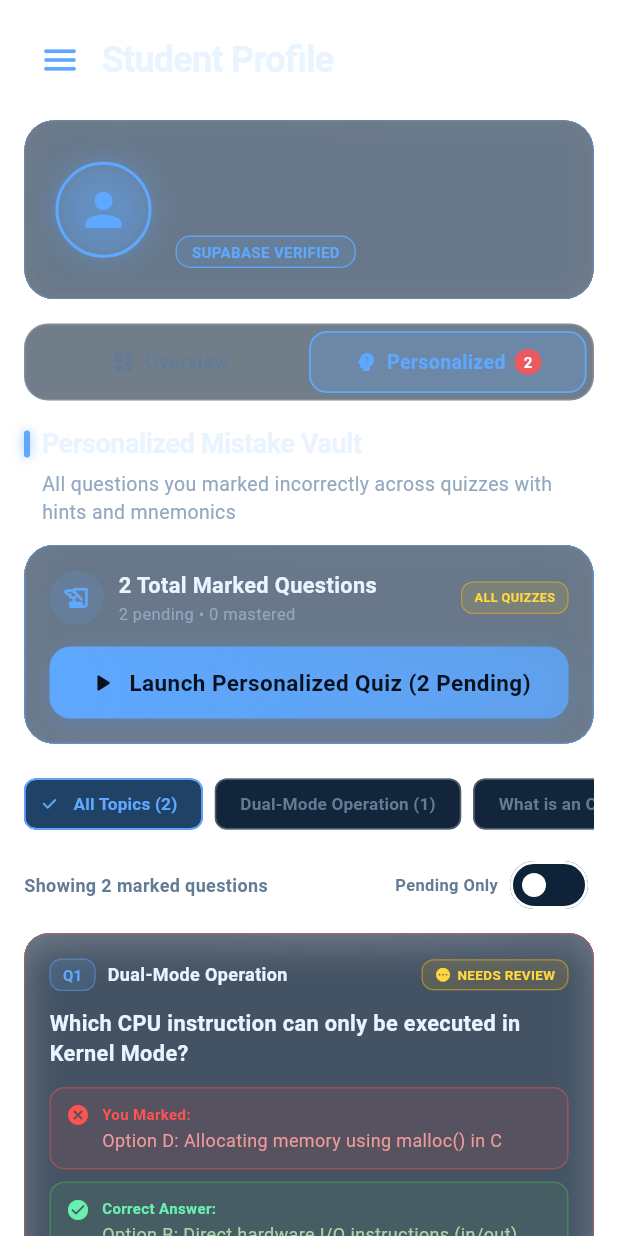
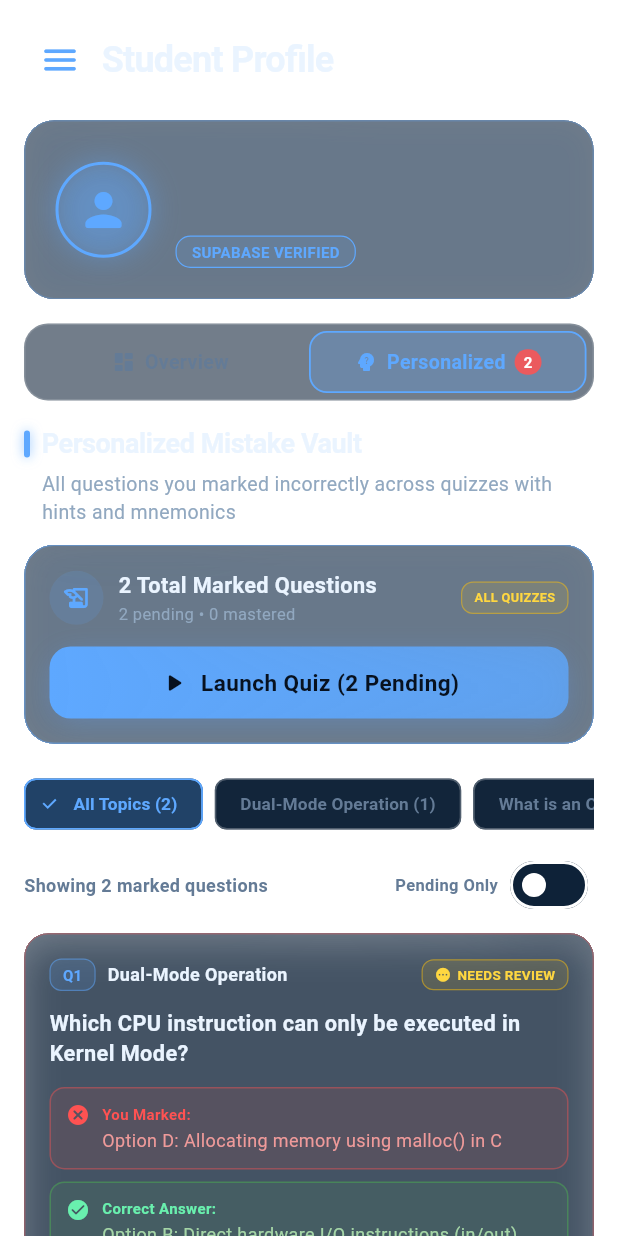
Before and after one commit to YASHAS1601/os-learning-platform, a Flutter app: the ProfileScreen screen opened directly, after a tap on "Personalized", after a tap on "Populate 2 Sample Mistakes to Test", on a phone screen of 412 x 824 dp. Run offline on Flutter 3.47's test engine with Material 3 defaults, Android fonts, the light colour scheme and no system bars; our stand-ins replace flutter_markdown, shared_preferences, supabase_flutter; missing offline and left inert: flutter_math_fork, markdown; accounts and stored records are empty; network calls fail.

Commit message:
Fix 18px RenderFlex overflow in profile screen and NeonButton

```diff
--- a/lib/core/widgets/neon_button.dart
+++ b/lib/core/widgets/neon_button.dart
@@ -39,13 +39,19 @@ class NeonButton extends StatelessWidget {
           Icon(icon, color: isDark ? const Color(0xFF07111F) : Colors.white, size: 20),
           const SizedBox(width: 8),
         ],
-        Text(
+        Flexible(
+          child: FittedBox(
+            fit: BoxFit.scaleDown,
+            child: Text(
               text,
               style: TextStyle(
                 color: isDark ? const Color(0xFF07111F) : Colors.white,
                 fontSize: 15,
                 fontWeight: FontWeight.bold,
                 letterSpacing: 0.3,
+              ),
+              maxLines: 1,
+            ),
           ),
         ),
       ],
--- a/lib/features/profile/presentation/profile_screen.dart
+++ b/lib/features/profile/presentation/profile_screen.dart
@@ -218,6 +218,8 @@ class _ProfileScreenState extends State<ProfileScreen> {
                               fontWeight: FontWeight.bold,
                               color: AppColors.text1(context),
                             ),
+                            maxLines: 1,
+                            overflow: TextOverflow.ellipsis,
                           ),
                           const SizedBox(height: 2),
                           Text(
@@ -226,6 +228,8 @@ class _ProfileScreenState extends State<ProfileScreen> {
                               fontSize: 12,
                               color: AppColors.text2(context),
                             ),
+                            maxLines: 1,
+                            overflow: TextOverflow.ellipsis,
                           ),
                           const SizedBox(height: 8),
                           Container(
@@ -391,14 +395,19 @@ class _ProfileScreenState extends State<ProfileScreen> {
                       Row(
                         mainAxisAlignment: MainAxisAlignment.spaceBetween,
                         children: [
-                          Text(
+                          Expanded(
+                            child: Text(
                               "Overall OS Mastery",
                               style: TextStyle(
                                 fontSize: 14,
                                 fontWeight: FontWeight.bold,
                                 color: AppColors.text1(context),
                               ),
+                              maxLines: 1,
+                              overflow: TextOverflow.ellipsis,
                             ),
+                          ),
+                          const SizedBox(width: 8),
                           Text(
                             "${(_completedTopics / 64 * 100).toInt()}%",
                             style: TextStyle(
@@ -438,7 +447,7 @@ class _ProfileScreenState extends State<ProfileScreen> {
                   shrinkWrap: true,
                   physics: const NeverScrollableScrollPhysics(),
                   crossAxisCount: 2,
-                  childAspectRatio: 1.8,
+                  childAspectRatio: 1.4,
                   crossAxisSpacing: 12,
                   mainAxisSpacing: 12,
                   children: [
@@ -497,6 +506,8 @@ class _ProfileScreenState extends State<ProfileScreen> {
                                 fontWeight: FontWeight.bold,
                                 color: AppColors.text1(context),
                               ),
+                              maxLines: 1,
+                              overflow: TextOverflow.ellipsis,
                             ),
                             const SizedBox(height: 2),
                             Text(
@@ -507,19 +518,22 @@ class _ProfileScreenState extends State<ProfileScreen> {
                                 fontSize: 11.5,
                                 color: AppColors.text2(context),
                               ),
+                              maxLines: 2,
+                              overflow: TextOverflow.ellipsis,
                             ),
                           ],
                         ),
                       ),
+                      const SizedBox(width: 8),
                       ElevatedButton(
                         onPressed: () => setState(() => _selectedTabIndex = 1),
                         style: ElevatedButton.styleFrom(
                           backgroundColor: accentPurple,
                           foregroundColor: Colors.white,
-                          padding: const EdgeInsets.symmetric(horizontal: 12, vertical: 8),
+                          padding: const EdgeInsets.symmetric(horizontal: 10, vertical: 8),
                           shape: RoundedRectangleBorder(borderRadius: BorderRadius.circular(10)),
                         ),
-                        child: const Text("View Tab", style: TextStyle(fontSize: 11, fontWeight: FontWeight.bold)),
+                        child: const Text("View", style: TextStyle(fontSize: 11, fontWeight: FontWeight.bold)),
                       ),
                     ],
                   ),
@@ -615,8 +629,8 @@ class _ProfileScreenState extends State<ProfileScreen> {
                         const SizedBox(height: 14),
                         NeonButton(
                           text: _pendingWrongQuestions.isNotEmpty
-                              ? "Launch Personalized Quiz (${_pendingWrongQuestions.length} Pending)"
-                              : "Review All Questions (${_allWrongQuestions.length})",
+                              ? "Launch Quiz (${_pendingWrongQuestions.length} Pending)"
+                              : "Review Questions (${_allWrongQuestions.length})",
                           icon: Icons.play_arrow_rounded,
                           glowColor: accentPurple,
                           onPressed: () {
@@ -713,10 +727,15 @@ class _ProfileScreenState extends State<ProfileScreen> {
                   Row(
                     mainAxisAlignment: MainAxisAlignment.spaceBetween,
                     children: [
-                      Text(
+                      Expanded(
+                        child: Text(
                           "Showing ${_displayedQuestions.length} marked questions",
                           style: TextStyle(fontSize: 12, fontWeight: FontWeight.w600, color: AppColors.textM(context)),
+                          maxLines: 1,
+                          overflow: TextOverflow.ellipsis,
                         ),
+                      ),
+                      const SizedBox(width: 8),
                       Row(
                         children: [
                           Text(
@@ -937,6 +956,7 @@ class _WrongQuestionCard extends StatelessWidget {
                     ],
                   ),
                 ),
+                const SizedBox(width: 8),
                 Container(
                   padding: const EdgeInsets.symmetric(horizontal: 8, vertical: 3),
                   decoration: BoxDecoration(
@@ -1181,7 +1201,7 @@ class _StatTile extends StatelessWidget {
     final isDark = AppColors.isDark(context);
 
     return GlassContainer(
-      padding: const EdgeInsets.all(12),
+      padding: const EdgeInsets.symmetric(horizontal: 12, vertical: 10),
       borderColor: color.withAlpha(isDark ? 40 : 30),
       child: FittedBox(
         fit: BoxFit.scaleDown,
```
Lines whose indentation alone changed are shown as unchanged.
